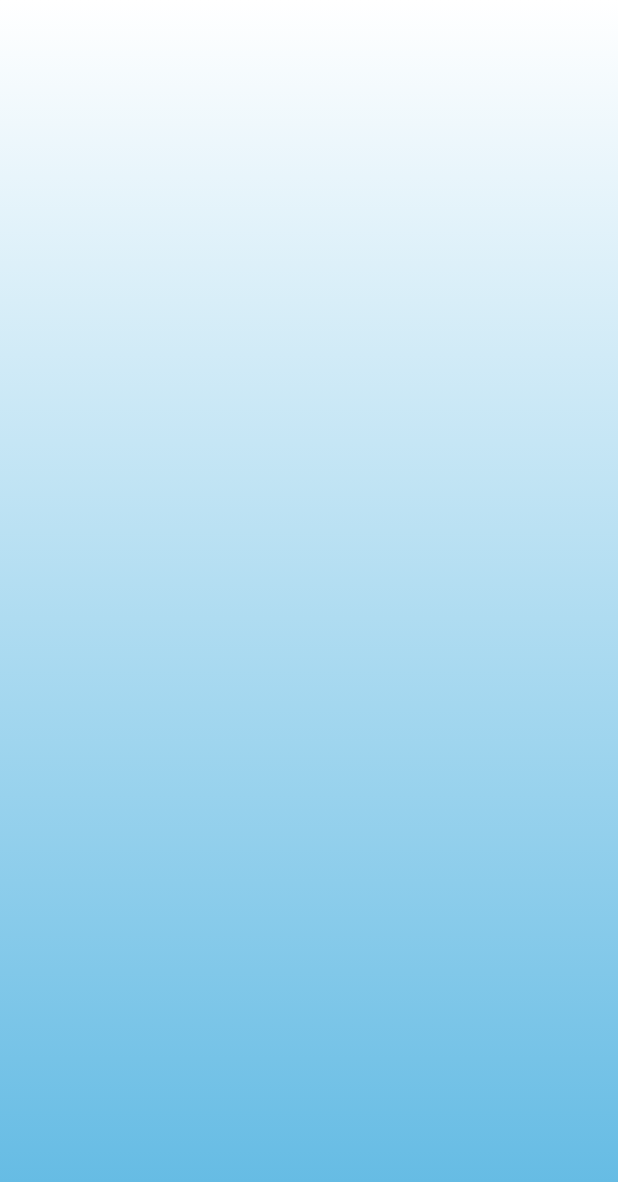
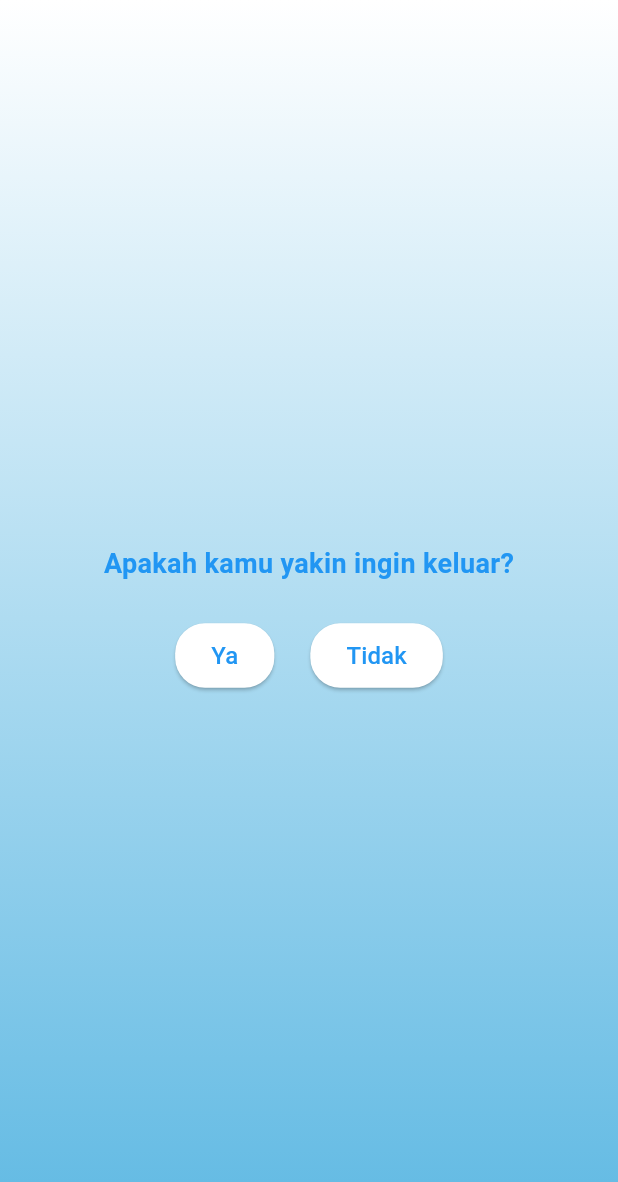
Before and after one commit to uinsaga-pmob/3A-02, a Flutter app: the KeluarPage screen opened directly, on a phone screen of 412 x 824 dp. Shown: the top 1182 px of the screen. Run offline on Flutter 3.47's test engine with Material 3 defaults, Android fonts, the phone set to English and light mode, and no system bars.

Commit message:
Saya menambahkan keluar page dari profil page di dart

```diff
--- a/lib/keluar_page.dart
+++ b/lib/keluar_page.dart
@@ -1,5 +1,7 @@
+import 'package:flutter/services.dart';
 import 'package:flutter/material.dart';
 import 'package:app_3a_02/profil_page.dart';
+
 
 class KeluarPage extends StatelessWidget{
   const KeluarPage({super.key});
@@ -19,6 +21,77 @@ class KeluarPage extends StatelessWidget{
               ],
             ),
           ),
+
+          child: Center(
+            child: Column(
+              mainAxisAlignment: MainAxisAlignment.center,
+              crossAxisAlignment: CrossAxisAlignment.center,
+              children: [
+                Text(
+                  "Apakah kamu yakin ingin keluar?",
+                  style: TextStyle(
+                    fontWeight: FontWeight.bold,
+                    fontSize: 18,
+                    color: Colors.blue,
+                  ),
+                ),
+
+                SizedBox(height: 24),
+                Row(
+                  mainAxisAlignment: MainAxisAlignment.center,
+                  children: [
+                    ElevatedButton(
+                      onPressed: () {
+                        SystemNavigator.pop();
+                      },
+                      style: ElevatedButton.styleFrom(
+                        backgroundColor: Colors.white,
+                        padding: EdgeInsets.symmetric(
+                          horizontal: 24,
+                          vertical: 10,
+                        ),
+                        shape: RoundedRectangleBorder(
+                          borderRadius: BorderRadiusGeometry.circular(20),
+                        ),
+                      ),
+                      child: Text(
+                        "Ya",
+                        style: TextStyle(
+                          color: Colors.blue,
+                          fontSize: 16,
+                        ),
+                      ),
+                    ),
+                SizedBox(width: 24),
+                ElevatedButton(
+                      onPressed: () {
+                        Navigator.push(
+                          context,
+                          MaterialPageRoute(builder: (context) => ProfilPage()));
+                      },
+                      style: ElevatedButton.styleFrom(
+                        backgroundColor: Colors.white,
+                        padding: EdgeInsets.symmetric(
+                          horizontal: 24,
+                          vertical: 10,
+                        ),
+                        shape: RoundedRectangleBorder(
+                          borderRadius: BorderRadiusGeometry.circular(20),
+                        ),
+                      ),
+                      child: Text(
+                        "Tidak",
+                        style: TextStyle(
+                          color: Colors.blue,
+                          fontSize: 16,
+                        ),
+                      ),
+                    ),
+                  ],
+                ),
+              ],
+            ),
+          ),
         ),
       ),
     );
```
